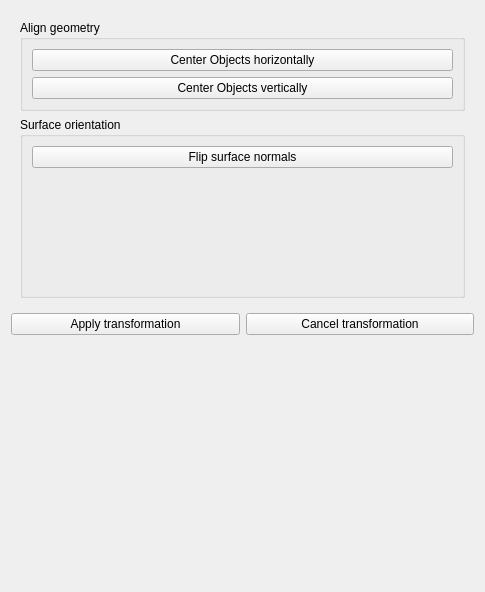
Old version of the form SIM-VICUS/src/SVPropEditGeometry.ui in the repository ghorwin/SIM-VICUS.
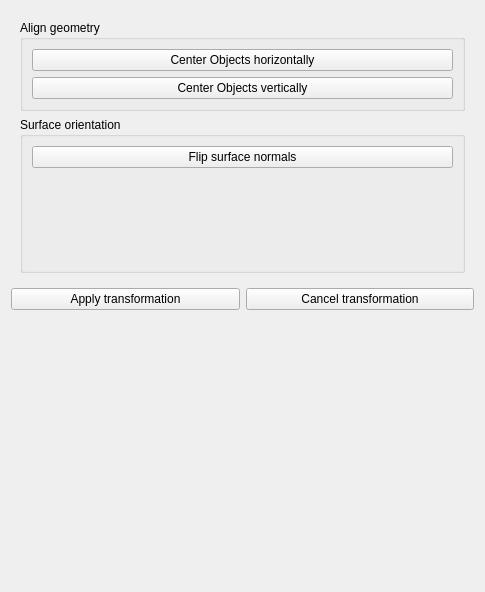
New version of the form. The open tabs and pages were chosen to show the change. Custom widgets are drawn as their Qt base class.

Commit message: Rotation preview works

Patch:
```diff
--- a/SIM-VICUS/src/SVPropEditGeometry.ui
+++ b/SIM-VICUS/src/SVPropEditGeometry.ui
@@ -547,10 +547,13 @@
             <property name="orientation">
              <enum>Qt::Vertical</enum>
             </property>
+            <property name="sizeType">
+             <enum>QSizePolicy::MinimumExpanding</enum>
+            </property>
             <property name="sizeHint" stdset="0">
              <size>
               <width>421</width>
-              <height>118</height>
+              <height>0</height>
              </size>
             </property>
            </spacer>
```
Left out of the diff: 4 changed lines with no effect on the pictures. The commit also changes 2 other files.
